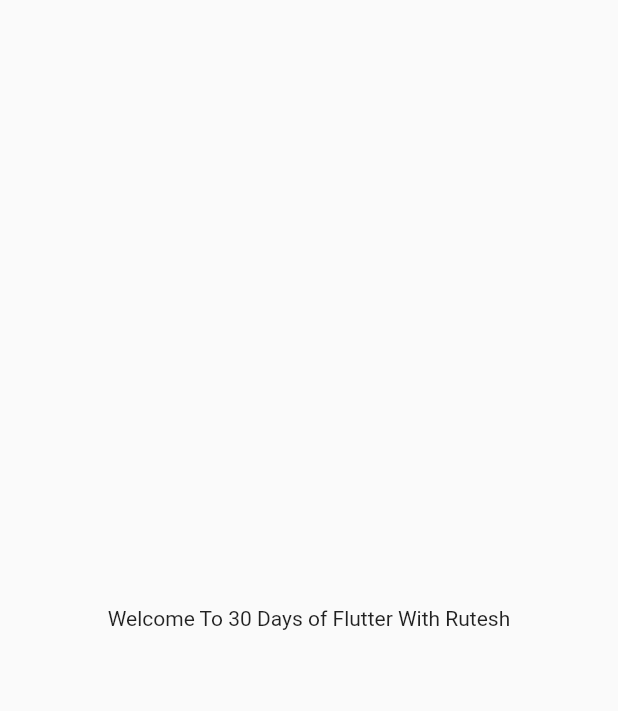
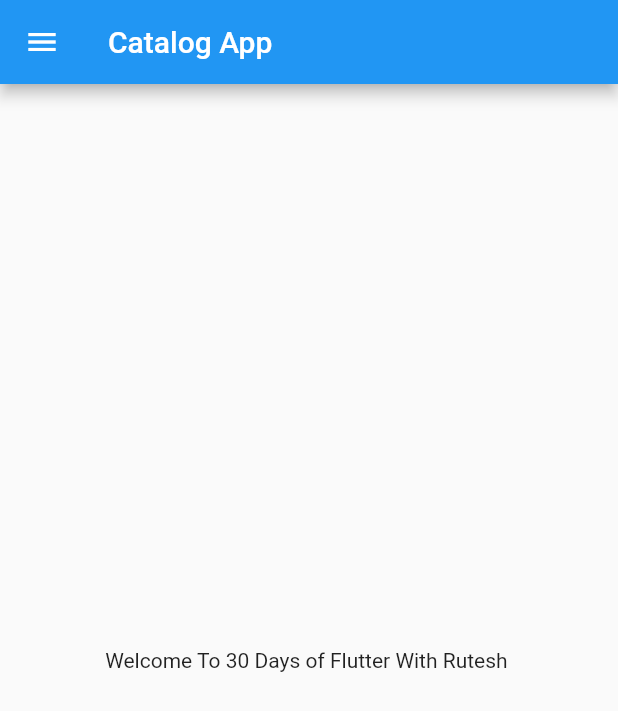
Before and after one commit to Rutesh07/30DaysOfFlutter, a Flutter app: the screen it shows after launch, on a phone screen of 412 x 824 dp. Shown: the top 711 px of the screen. Run offline on Flutter 3.47's test engine with Material 2 defaults, Android fonts, the phone set to English and light mode, and no system bars.

Commit message:
Day2 completed

```diff
--- /dev/null
+++ b/lib/Home_Page.dart
@@ -0,0 +1,20 @@
+import 'package:flutter/material.dart';
+
+class HomePage extends StatelessWidget {
+  final int days = 30;
+  final String name = "Rutesh";
+  @override
+  Widget build(BuildContext context) {
+    return Scaffold(
+      appBar: AppBar(
+        title: Text("Catalog App"),
+      ),
+      body: Center(
+        child: Container(
+          child: Text("Welcome To $days Days of Flutter With $name "),
+        ),
+      ),
+      drawer: Drawer(),
+    );
+  }
+}
--- a/lib/main.dart
+++ b/lib/main.dart
@@ -1,9 +1,10 @@
 import 'package:flutter/material.dart';
 
-void main(){
- runApp(MyApp());
+import 'Home_Page.dart';
+
+void main() {
+  runApp(MyApp());
 }
-
 
 class MyApp extends StatelessWidget {
   const MyApp({Key? key}) : super(key: key);
@@ -11,13 +12,7 @@ class MyApp extends StatelessWidget {
   @override
   Widget build(BuildContext context) {
     return MaterialApp(
-      home: Material(
-        child: Center(
-          child: Container(
-            child: Text("Welcome To 30 Days of Flutter With Rutesh"),
-          ),
-        ),
-      ),
+      home: HomePage(),
     );
   }
 }
```
